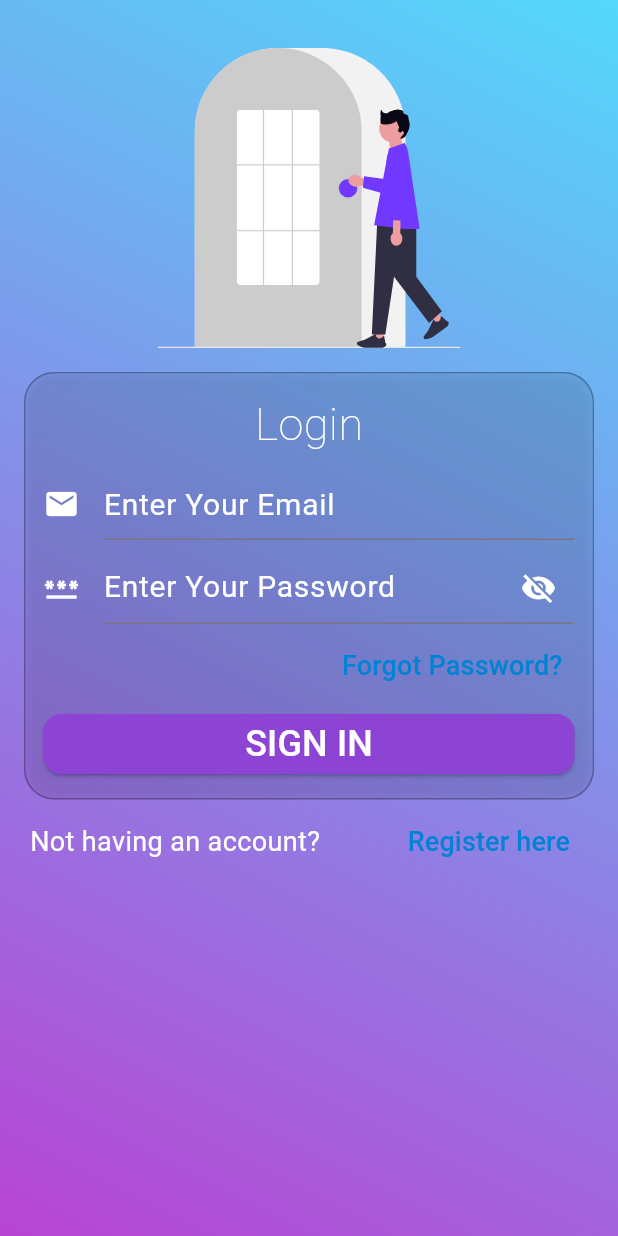
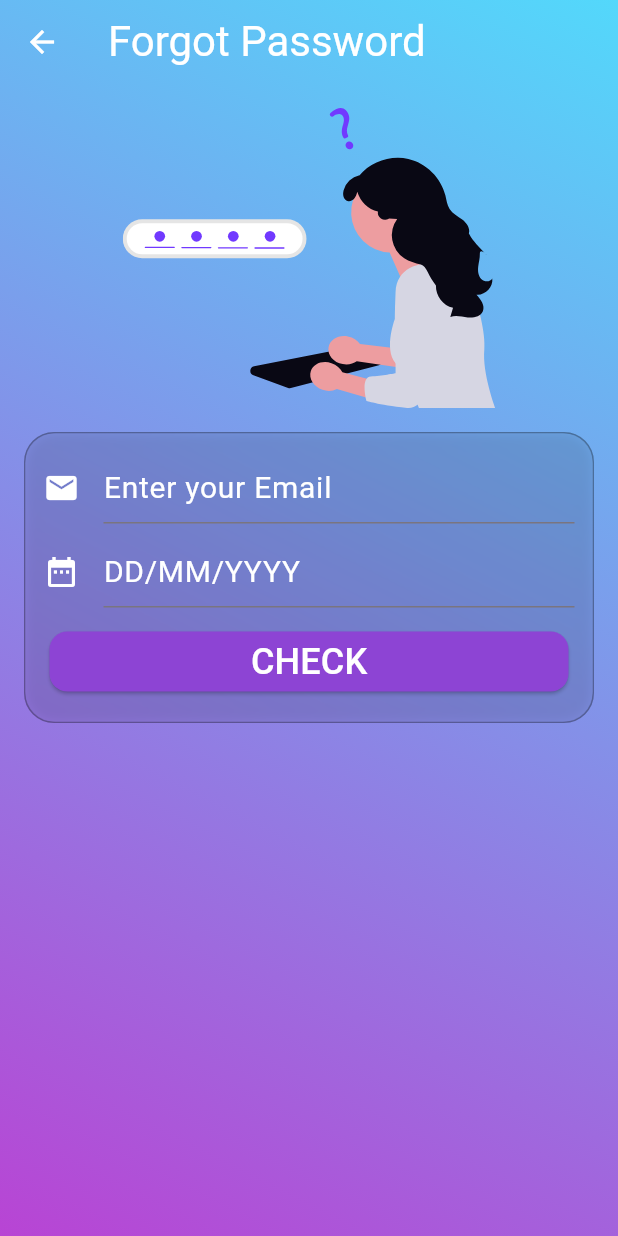
Before and after one commit to vvivekranjan/goal-tracker-app-flutter, a Flutter app: the Login screen opened directly, after a tap on "Forgot Password?", on a phone screen of 412 x 824 dp. Run offline on Flutter 3.47's test engine with Material 3 defaults, Android fonts, the phone set to English and light mode, and no system bars; our stand-ins replace carousel_slider, device_preview_plus, dots_indicator, flutter_svg.

Commit message:
forgot password UI
* forgot password UI completed

* illustration added

```diff
--- a/goal_tracker/lib/authentication/login.dart
+++ b/goal_tracker/lib/authentication/login.dart
@@ -4,6 +4,7 @@ import 'dart:ui';
 import 'package:flutter/material.dart';
 import 'package:flutter_svg/flutter_svg.dart';
 import 'package:goal_tracker/authentication/sign_up.dart';
+import 'package:goal_tracker/forgot_password.dart';
 import 'package:goal_tracker/home_screen.dart';
 
 class Login extends StatelessWidget {
@@ -225,7 +226,14 @@ class _LoginFormState extends State<LoginForm> {
                   mainAxisAlignment: MainAxisAlignment.end,
                   children: [
                     TextButton(
-                      onPressed: () {},
+                      onPressed: () {
+                        Navigator.push(
+                          context,
+                          MaterialPageRoute(
+                            builder: (context) => ForgotPassword(),
+                          ),
+                        );
+                      },
                       child: Text(
                         'Forgot Password?',
                         style: TextStyle(
--- /dev/null
+++ b/goal_tracker/lib/forgot_password.dart
@@ -0,0 +1,185 @@
+import 'dart:developer' as console;
+import 'dart:ui';
+
+import 'package:flutter/material.dart';
+import 'package:flutter_svg/svg.dart';
+
+class ForgotPassword extends StatelessWidget {
+  const ForgotPassword({super.key});
+
+  @override
+  Widget build(BuildContext context) {
+    return Scaffold(
+      backgroundColor: const Color.fromRGBO(0, 0, 0, 0),
+      extendBodyBehindAppBar: true,
+      appBar: AppBar(
+        foregroundColor: Colors.white,
+        backgroundColor: Colors.transparent,
+        title: const Text('Forgot Password', style: TextStyle(fontSize: 28)),
+      ),
+      body: Container(
+        width: double.infinity,
+        height: double.infinity,
+        decoration: BoxDecoration(
+          gradient: LinearGradient(
+            begin: Alignment.topRight,
+            end: Alignment.bottomLeft,
+            colors: [Color(0xFF53D8FB), Color(0xFFB844D4)],
+          ),
+        ),
+        child: SafeArea(
+          minimum: const EdgeInsets.all(16.0),
+          child: SingleChildScrollView(
+            child: Column(
+              children: [
+                Padding(
+                  padding: const EdgeInsets.all(16.0),
+                  child: SvgPicture.asset(
+                    'assets/forgot_password.svg',
+                    height: 200,
+                    fit: BoxFit.contain,
+                  ),
+                ),
+                ForgotForm()
+              ]
+            ),
+          ),
+        ),
+      ),
+    );
+  }
+}
+
+class ForgotForm extends StatefulWidget {
+  const ForgotForm({super.key});
+
+  @override
+  State<ForgotForm> createState() => _ForgotFormState();
+}
+
+class _ForgotFormState extends State<ForgotForm> {
+  final _emailController = TextEditingController();
+  final _dobController = TextEditingController();
+
+  @override
+  void initState() {
+    super.initState();
+    _emailController.addListener(() {
+      console.log(_emailController.text);
+    });
+    _dobController.addListener(() {
+      console.log(_dobController.text);
+    });
+  }
+
+  @override
+  void dispose() {
+    super.dispose();
+    _emailController.dispose();
+    _dobController.dispose();
+  }
+
+  @override
+  Widget build(BuildContext context) {
+    return Container(
+      decoration: BoxDecoration(
+        border: BoxBorder.all(color: Colors.black26, width: 1),
+        borderRadius: BorderRadius.circular(20),
+        color: Color(0x20000000),
+      ),
+      child: ClipRRect(
+        borderRadius: BorderRadiusGeometry.circular(20),
+        child: BackdropFilter(
+          filter: ImageFilter.blur(sigmaX: 5.0, sigmaY: 5.0),
+          child: Padding(
+            padding: const EdgeInsets.all(8.0),
+            child: Column(
+              mainAxisAlignment: MainAxisAlignment.center,
+              crossAxisAlignment: CrossAxisAlignment.center,
+              children: [
+                FormTextField(
+                  controller: _emailController,
+                  icon: const Icon(Icons.email),
+                  hintText: "Enter your Email",
+                  type: TextInputType.emailAddress,
+                ),
+                FormTextField(
+                  controller: _dobController,
+                  icon: const Icon(Icons.date_range),
+                  hintText: "DD/MM/YYYY",
+                  type: TextInputType.datetime,
+                ),
+                ForgotButton(onPressed: () {}),
+              ],
+            ),
+          ),
+        ),
+      ),
+    );
+  }
+}
+
+class FormTextField extends StatefulWidget {
+  const FormTextField({
+    super.key,
+    required this.controller,
+    required this.icon,
+    required this.hintText,
+    required this.type,
+  });
+
+  final TextEditingController controller;
+  final Icon icon;
+  final String hintText;
+  final TextInputType type;
+
+  @override
+  State<FormTextField> createState() => _FormTextFieldState();
+}
+
+class _FormTextFieldState extends State<FormTextField> {
+  @override
+  Widget build(BuildContext context) {
+    return Container(
+      padding: const EdgeInsets.all(4.0),
+      child: TextFormField(
+        controller: widget.controller,
+        autovalidateMode: AutovalidateMode.onUserInteraction,
+        style: TextStyle(fontSize: 20, color: Colors.white),
+        decoration: InputDecoration(
+          icon: widget.icon,
+          iconColor: Colors.white,
+          hintText: widget.hintText,
+          hintStyle: TextStyle(fontSize: 20, color: Colors.white),
+        ),
+        keyboardType: widget.type,
+      ),
+    );
+  }
+}
+
+class ForgotButton extends StatelessWidget {
+  const ForgotButton({super.key, required this.onPressed});
+
+  final VoidCallback onPressed;
+
+  @override
+  Widget build(BuildContext context) {
+    return Padding(
+      padding: const EdgeInsets.all(8.0),
+      child: ElevatedButton(
+        onPressed: onPressed,
+        style: ButtonStyle(
+          shape: WidgetStateProperty.all<RoundedRectangleBorder>(
+            RoundedRectangleBorder(
+              borderRadius: BorderRadiusGeometry.circular(12),
+            ),
+          ),
+          foregroundColor: WidgetStateProperty.all<Color>(Colors.white),
+          backgroundColor: WidgetStateProperty.all<Color>(Color(0xFF8D44D4)),
+        ),
+        child: Center(child: Text('CHECK', style: TextStyle(fontSize: 24))),
+      ),
+    );
+  }
+}
--- a/goal_tracker/pubspec.yaml
+++ b/goal_tracker/pubspec.yaml
@@ -70,6 +70,7 @@ flutter:
     - assets/visualize_success.svg
     - assets/login.svg
     - assets/sign_up.svg
+    - assets/forgot_password.svg
 
   # An image asset can refer to one or more resolution-specific "variants", see
   # https://flutter.dev/to/resolution-aware-images
```
Also changed, not shown: goal_tracker/assets/forgot_password.svg (added), goal_tracker/pubspec.lock.
